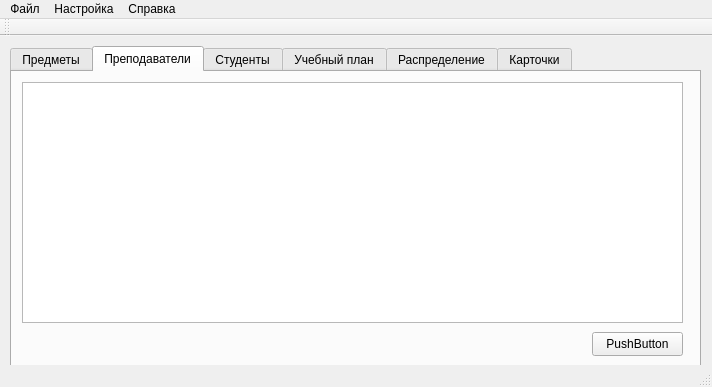
Qt form mainwindow.ui (alexeypertcev/ksu-ivt-nagruzka) before a commit.
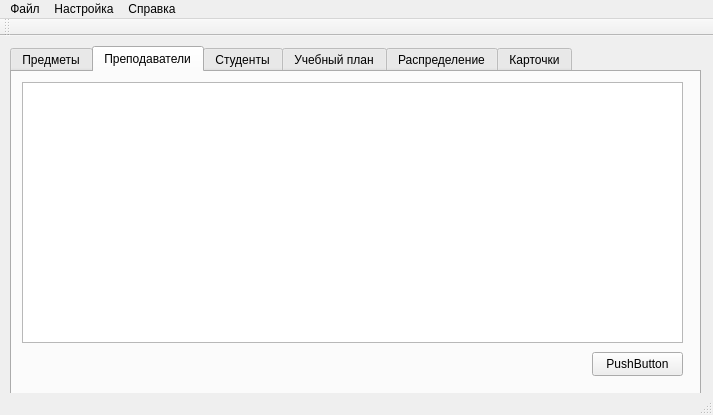
The same form after that commit.

```diff
--- a/mainwindow.ui
+++ b/mainwindow.ui
@@ -6,8 +6,8 @@
    <rect>
     <x>0</x>
     <y>0</y>
-    <width>712</width>
-    <height>387</height>
+    <width>713</width>
+    <height>415</height>
    </rect>
   </property>
   <property name="windowTitle">
@@ -20,7 +20,7 @@
       <x>10</x>
       <y>10</y>
       <width>691</width>
-      <height>321</height>
+      <height>351</height>
      </rect>
     </property>
     <property name="currentIndex">
@@ -62,7 +62,7 @@
       <property name="geometry">
        <rect>
         <x>580</x>
-        <y>260</y>
+        <y>280</y>
         <width>91</width>
         <height>24</height>
        </rect>
@@ -77,7 +77,7 @@
         <x>10</x>
         <y>10</y>
         <width>661</width>
-        <height>241</height>
+        <height>261</height>
        </rect>
       </property>
      </widget>
@@ -109,7 +109,7 @@
     <rect>
      <x>0</x>
      <y>0</y>
-     <width>712</width>
+     <width>713</width>
      <height>21</height>
     </rect>
    </property>
```
